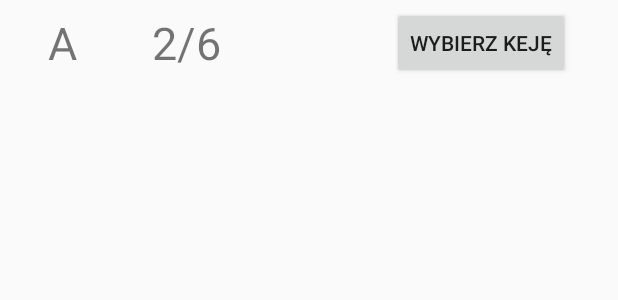
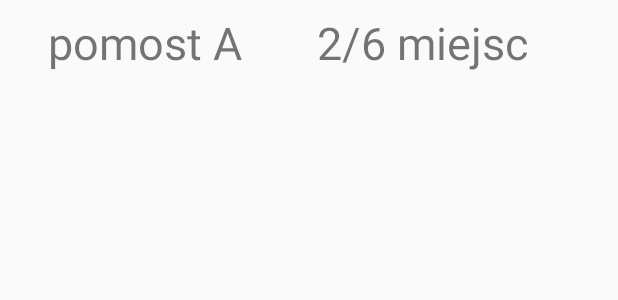
Before and after one commit to mateuszrozek/KejApp, an Android app: the layout list_item.xml on its own in the app's theme, with its tools: preview values and no code run, on a phone screen of 412 x 824 dp. Shown: the top 300 px of the screen. Run offline under Robolectric (Android 15) with nearby library versions, the phone set to English and light mode, and no system bars.

Commit message:
next changes

```diff
--- a/app/src/main/AndroidManifest.xml
+++ b/app/src/main/AndroidManifest.xml
@@ -20,7 +20,8 @@
         android:supportsRtl="true"
         android:theme="@style/AppTheme"
         tools:ignore="GoogleAppIndexingWarning">
-        <activity android:name=".view.LoginActivity"></activity>
+        <activity android:name=".view.QuayInfoActivity"></activity>
+        <activity android:name=".view.LoginActivity" />
         <activity android:name=".view.ChooseQuayActivity" />
         <activity android:name=".view.ChooseDeckActivity" />
         <!--
--- a/app/src/main/res/layout/list_item.xml
+++ b/app/src/main/res/layout/list_item.xml
@@ -13,7 +13,7 @@
         android:layout_marginStart="32dp"
         android:layout_marginTop="8dp"
         android:layout_marginBottom="8dp"
-        android:text="A"
+        android:text="pomost A"
         android:textSize="30sp"
         app:layout_constraintBottom_toBottomOf="parent"
         app:layout_constraintStart_toStartOf="parent"
@@ -26,21 +26,21 @@
         android:layout_marginStart="50dp"
         android:layout_marginTop="8dp"
         android:layout_marginBottom="8dp"
-        android:text="2/6"
+        android:text="2/6 miejsc"
         android:textSize="30sp"
         app:layout_constraintBottom_toBottomOf="parent"
         app:layout_constraintStart_toEndOf="@+id/deckNumberLabel"
         app:layout_constraintTop_toTopOf="parent" />
 
-    <Button
-        android:id="@+id/chooseQuayButton"
-        android:layout_width="wrap_content"
-        android:layout_height="wrap_content"
-        android:layout_marginEnd="32dp"
-        android:text="Wybierz keję"
-        app:layout_constraintBottom_toBottomOf="parent"
-        app:layout_constraintEnd_toEndOf="parent"
-        app:layout_constraintTop_toTopOf="parent" />
+    <!--<Button-->
+        <!--android:id="@+id/chooseQuayButton"-->
+        <!--android:layout_width="wrap_content"-->
+        <!--android:layout_height="wrap_content"-->
+        <!--android:layout_marginEnd="32dp"-->
+        <!--android:text="Wybierz"-->
+        <!--app:layout_constraintBottom_toBottomOf="parent"-->
+        <!--app:layout_constraintEnd_toEndOf="parent"-->
+        <!--app:layout_constraintTop_toTopOf="parent" />-->
 
 
 
```
Also changed, not shown: app/src/main/java/com/example/kejapp/utils/DeckListAdapter.java (+24 -13 lines), app/src/main/java/com/example/kejapp/utils/QuayAdapter.java (+16 -5 lines), app/src/main/java/com/example/kejapp/view/QuayInfoActivity.java (added, +16 -0 lines), app/src/main/res/layout/activity_quay_info.xml (added, +9 -0 lines).
